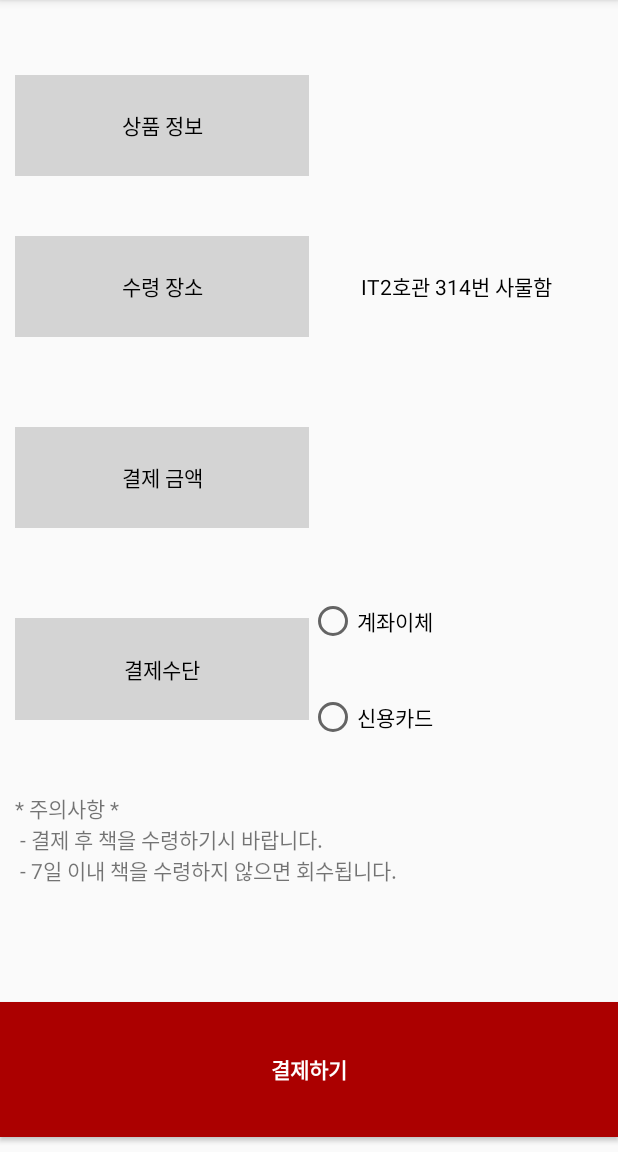
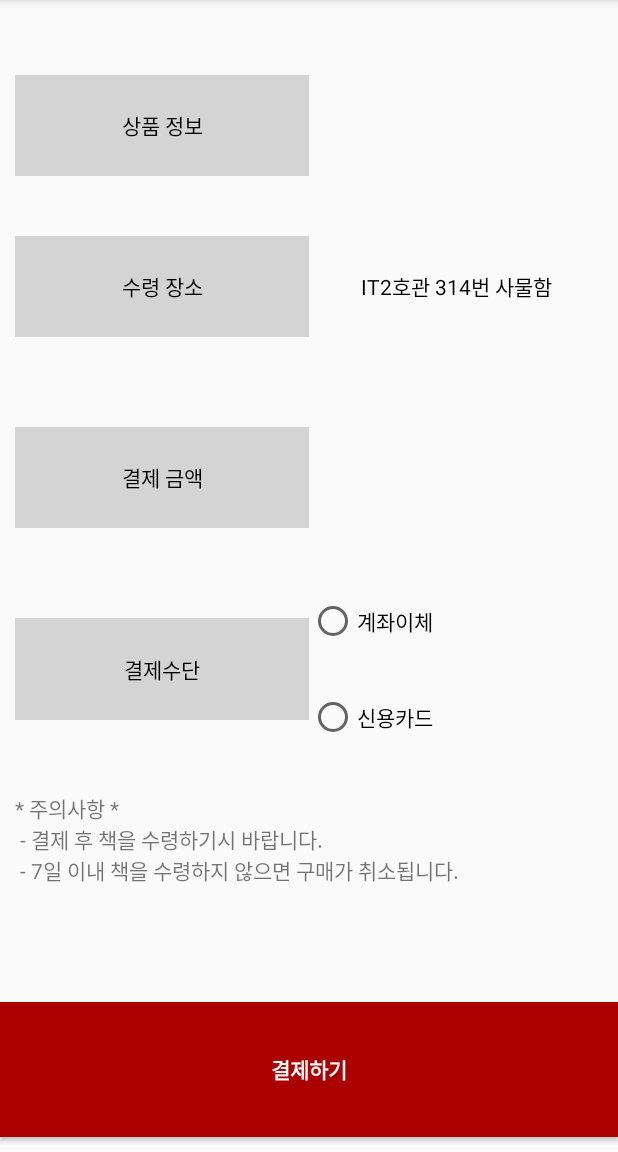
Before and after one commit to dkdud9261/BookTradeApp1, an Android app: the Payment screen opened directly, with no data from a screen before it, on a phone screen of 412 x 824 dp, the part 84-1236 px from its top. Run offline under Robolectric (Android 15) with nearby library versions, the phone set to English and light mode, and no system bars; 2 statements that could not run were skipped.

Commit message:
안내문구 수정

```diff
--- a/app/src/main/res/layout/activity_payment.xml
+++ b/app/src/main/res/layout/activity_payment.xml
@@ -157,7 +157,7 @@
                 android:layout_weight="1"
                 android:layout_marginLeft="10dp"
                 android:layout_marginRight="10dp"
-                android:text="\n* 주의사항 *\n - 결제 후 책을 수령하기시 바랍니다.\n - 7일 이내 책을 수령하지 않으면 회수됩니다." />
+                android:text="\n* 주의사항 *\n - 결제 후 책을 수령하기시 바랍니다.\n - 7일 이내 책을 수령하지 않으면 구매가 취소됩니다." />
 
         </LinearLayout>
 
```
